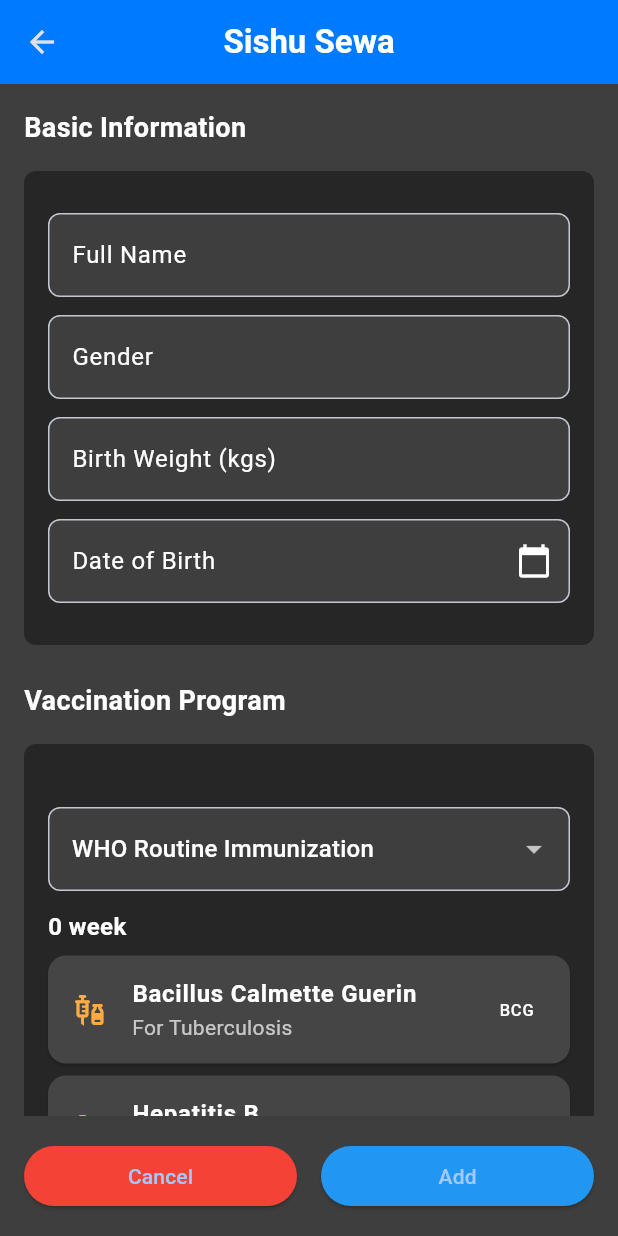
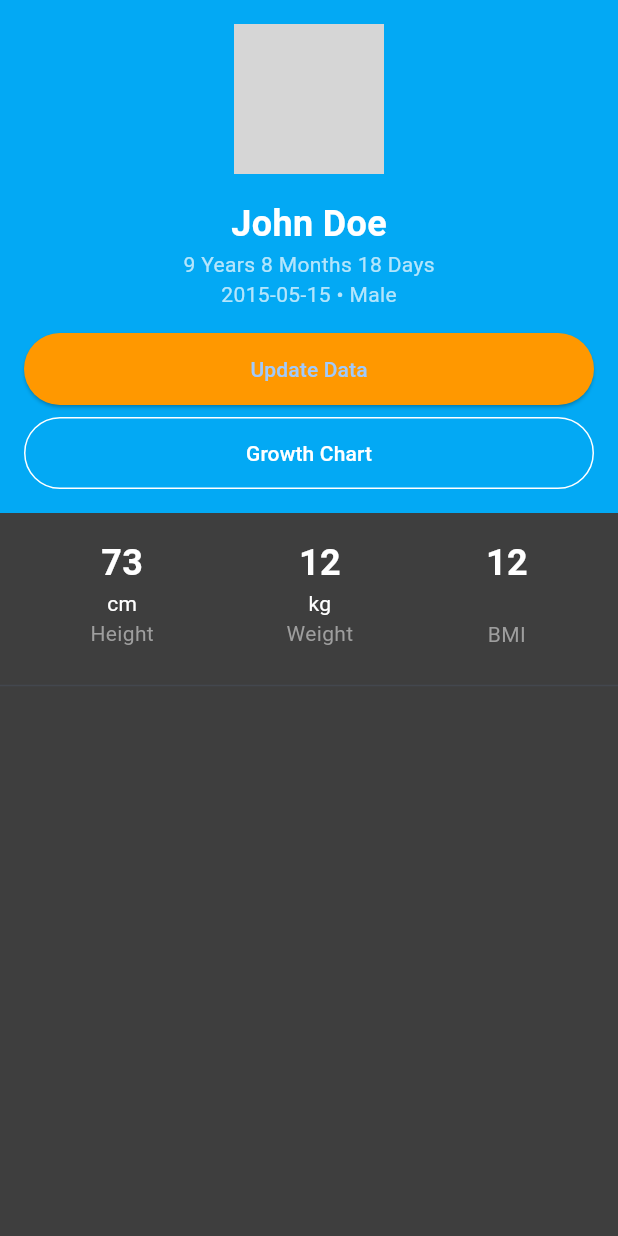
Before and after one commit to ItsAash/sishu_sewa, a Flutter app: the screen it shows after launch, after a tap on the "add" icon, on a phone screen of 412 x 824 dp. Run offline on Flutter 3.47's test engine with Material 3 defaults, Android fonts, the phone set to English and light mode, and no system bars; our stand-ins replace syncfusion_flutter_charts; network calls fail; grey boxes are pictures that could not be loaded.

Commit message:
Added measurement pages: weight and heigt tracking, graphs and more.

```diff
--- a/lib/main.dart
+++ b/lib/main.dart
@@ -1,8 +1,11 @@
 import 'package:flutter/material.dart';
 import 'package:sishu_sewa/components/navbar.dart';
+import 'package:sishu_sewa/models/measurement.dart';
 import 'package:sishu_sewa/pages/add_child.dart';
 import 'package:sishu_sewa/pages/home.dart';
 import 'package:sishu_sewa/pages/kids.dart';
+import 'package:sishu_sewa/pages/measurement.dart';
+import 'package:sishu_sewa/pages/information.dart';
 
 void main() {
   runApp(const MyApp());
@@ -55,9 +58,19 @@ class _MainState extends State<Main> {
       floatingActionButton: floatingActionButton(context),
       body: IndexedStack(
         index: _currentIndex,
-        children: const [
+        children: [
           HomeScreen(),
           KidsScreen(),
+          MeasurementScreen(
+            child: ChildMeasurement(
+              name: 'John Doe',
+              imageUrl: 'https://example.com/image.jpg',
+              birthDate: DateTime(2015, 5, 15),
+              gender: 'Male',
+              measurements: [],
+              lastUpdated: DateTime.now(),
+            ),
+          ), // Pass a valid ChildMeasurement object
           // Add other pages here
         ],
       ),
@@ -86,7 +99,15 @@ Widget floatingActionButton(BuildContext context) {
         // Action for the FAB
         Navigator.push(
           context,
-          MaterialPageRoute(builder: (context) => const AddChildPage()),
+          MaterialPageRoute(builder: (context) => MeasurementScreen(
+            child: ChildMeasurement(
+              name: "John Doe",
+              imageUrl: 'https://example.com/image.jpg',
+              birthDate: DateTime(2015, 5, 15), gender: "Male", measurements: [], lastUpdated: DateTime.now()
+
+            ),
+            ),
+          ),
         );
       },
       backgroundColor: Colors.transparent, // Make the background transparent
--- /dev/null
+++ b/lib/models/measurement.dart
@@ -0,0 +1,42 @@
+class Measurement {
+  final DateTime date;
+  final double height;
+  final double weight;
+  final double bmi;
+  final String status;
+
+  Measurement({
+    required this.date,
+    required this.height,
+    required this.weight,
+    required this.bmi,
+    required this.status,
+  });
+}
+
+class ChildMeasurement {
+  final String name;
+  final String imageUrl;
+  final DateTime birthDate;
+  final String gender;
+  final List<Measurement> measurements;
+  final DateTime lastUpdated;
+
+  ChildMeasurement({
+    required this.name,
+    required this.imageUrl,
+    required this.birthDate,
+    required this.gender,
+    required this.measurements,
+    required this.lastUpdated,
+  });
+
+  String get age {
+    final now = DateTime.now();
+    final difference = now.difference(birthDate);
+    final years = difference.inDays ~/ 365;
+    final months = (difference.inDays % 365) ~/ 30;
+    final days = difference.inDays % 30;
+    return '$years Years $months Months $days Days';
+  }
+}
--- a/lib/pages/home.dart
+++ b/lib/pages/home.dart
@@ -19,7 +19,7 @@ class HomeScreen extends StatelessWidget {
         child: Column(
           children: [
             const WelcomeComponent(
-                name: "Ashish Neupane",
+                name: "Prabesh Guragain",
                 imageUrl:
                     "https://media.licdn.com/dms/image/v2/D5603AQF7InSZOBQMpg/profile-displayphoto-shrink_400_400/profile-displayphoto-shrink_400_400/0/1674112007614?e=1741824000&v=beta&t=9I1tcswSbG2GVFYuLwBA5Mq8qlG3zOxdiMkMG5QJJUo"),
             Stack(children: [
--- /dev/null
+++ b/lib/pages/measurement.dart
@@ -0,0 +1,117 @@
+import 'package:flutter/material.dart';
+import '../models/measurement.dart';
+import '../components/measurement_card.dart';
+import '../components/growth_chart.dart';
+
+class MeasurementScreen extends StatelessWidget {
+  final ChildMeasurement child;
+
+  const MeasurementScreen({Key? key, required this.child}) : super(key: key);
+
+  @override
+  Widget build(BuildContext context) {
+    return Scaffold(
+      body: SingleChildScrollView(
+        child: Column(
+          children: [
+            Container(
+              color: Colors.lightBlue,
+              padding: const EdgeInsets.all(16),
+              child: Column(
+                children: [
+                  CircleAvatar(
+                    radius: 50,
+                    backgroundImage: NetworkImage(child.imageUrl),
+                  ),
+                  const SizedBox(height: 16),
+                  Text(
+                    child.name,
+                    style: const TextStyle(
+                      fontSize: 24,
+                      fontWeight: FontWeight.bold,
+                      color: Colors.white,
+                    ),
+                  ),
+                  Text(
+                    child.age,
+                    style: const TextStyle(color: Colors.white70),
+                  ),
+                  Text(
+                    '${child.birthDate.toString().split(' ')[0]} • ${child.gender}',
+                    style: const TextStyle(color: Colors.white70),
+                  ),
+                  const SizedBox(height: 16),
+                  ElevatedButton(
+                    onPressed: () {},
+                    child: const Text('Update Data'),
+                    style: ElevatedButton.styleFrom(
+                      backgroundColor: Colors.orange,
+                      minimumSize: const Size(double.infinity, 48),
+                    ),
+                  ),
+                  const SizedBox(height: 8),
+                  OutlinedButton(
+                    onPressed: () {
+                      showModalBottomSheet(
+                        context: context,
+                        isScrollControlled: true,
+                        builder: (context) => const GrowthChart(),
+                      );
+                    },
+                    child: const Text('Growth Chart'),
+                    style: OutlinedButton.styleFrom(
+                      foregroundColor: Colors.white,
+                      side: const BorderSide(color: Colors.white),
+                      minimumSize: const Size(double.infinity, 48),
+                    ),
+                  ),
+                ],
+              ),
+            ),
+            Padding(
+              padding: const EdgeInsets.all(16),
+              child: Row(
+                mainAxisAlignment: MainAxisAlignment.spaceAround,
+                children: [
+                  _buildMeasurementTile('Height', '73', 'cm'),
+                  _buildMeasurementTile('Weight', '12', 'kg'),
+                  _buildMeasurementTile('BMI', '12', ''),
+                ],
+              ),
+            ),
+            const Divider(),
+            ListView.builder(
+              shrinkWrap: true,
+              physics: const NeverScrollableScrollPhysics(),
+              itemCount: child.measurements.length,
+              itemBuilder: (context, index) {
+                return MeasurementCard(
+                  measurement: child.measurements[index],
+                );
+              },
+            ),
+          ],
+        ),
+      ),
+    );
+  }
+
+  Widget _buildMeasurementTile(String label, String value, String unit) {
+    return Column(
+      children: [
+        Text(
+          value,
+          style: const TextStyle(
+            fontSize: 24,
+            fontWeight: FontWeight.bold,
+          ),
+        ),
+        Text(unit),
+        Text(
+          label,
+          style: const TextStyle(color: Colors.grey),
+        ),
+      ],
+    );
+  }
+}
--- a/pubspec.yaml
+++ b/pubspec.yaml
@@ -35,6 +35,8 @@ dependencies:
   # Use with the CupertinoIcons class for iOS style icons.
   cupertino_icons: ^1.0.6
   url_launcher: ^6.3.1
+  syncfusion_flutter_charts: ^22.2.12
+
 
 dev_dependencies:
   flutter_test:
```
Also changed, not shown: lib/components/growth_chart.dart (added, +107 -0 lines), lib/components/measurement_card.dart (added, +85 -0 lines), lib/pages/information.dart (added, +180 -0 lines), pubspec.lock.
